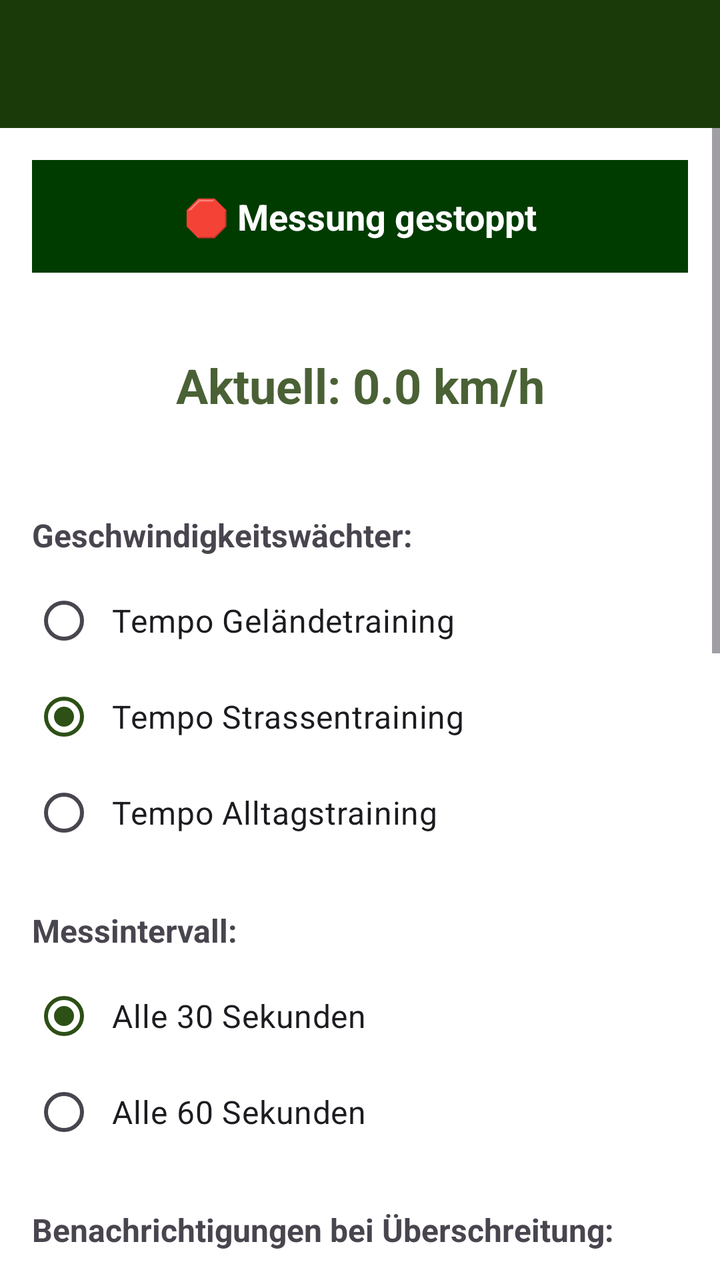
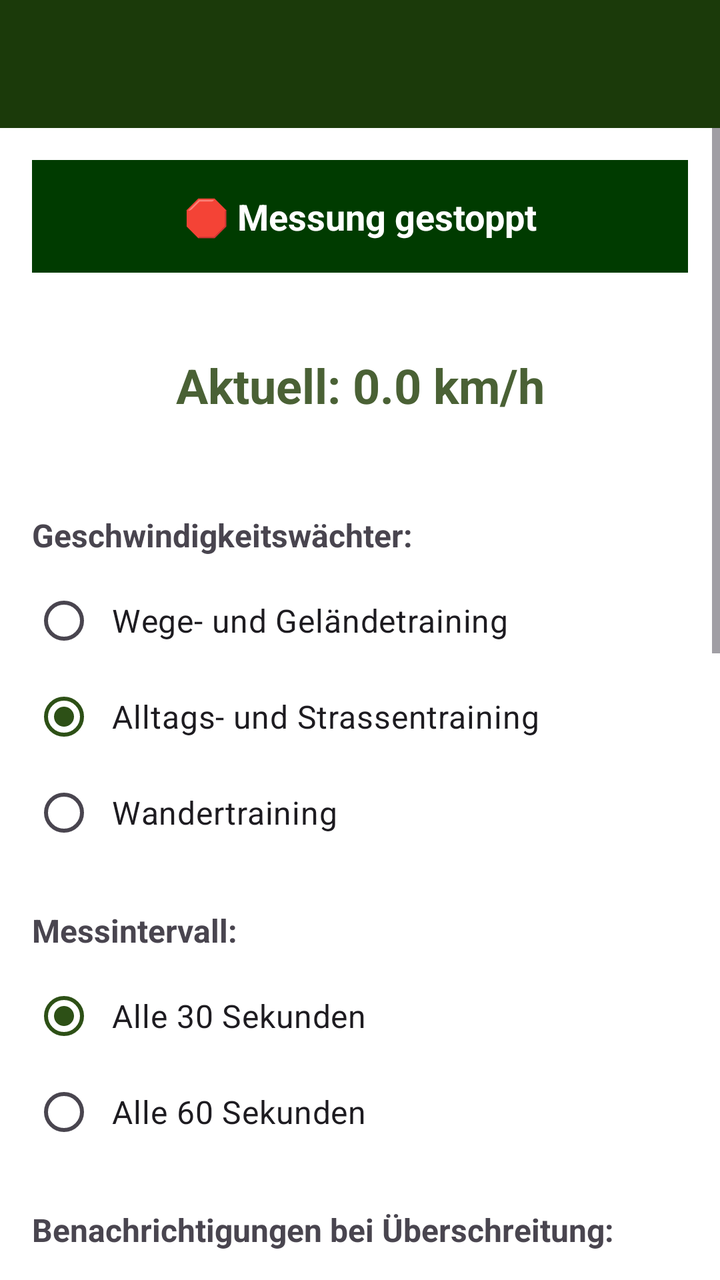

Compare the two renders of this Android layout. The source of the first and the diff that turns it into the second are given below.
<!-- AndroidManifest.xml: activity theme Theme.HundeWildnis -->
<!-- res/layout/activity_walking_speed.xml -->
<?xml version="1.0" encoding="utf-8"?>
<androidx.coordinatorlayout.widget.CoordinatorLayout
    xmlns:android="http://schemas.android.com/apk/res/android"
    xmlns:app="http://schemas.android.com/apk/res-auto"
    android:layout_width="match_parent"
    android:layout_height="match_parent">

    <com.google.android.material.appbar.AppBarLayout
        android:id="@+id/appbar"
        android:layout_width="match_parent"
        android:layout_height="wrap_content"
        android:fitsSystemWindows="true">

        <androidx.appcompat.widget.Toolbar
            android:id="@+id/toolbar"
            android:layout_width="match_parent"
            android:layout_height="?attr/actionBarSize"
            android:background="#1B3A0A"
            app:titleTextColor="#FFFFFF" />
    </com.google.android.material.appbar.AppBarLayout>

    <ScrollView
        android:layout_width="match_parent"
        android:layout_height="match_parent"
        app:layout_behavior="@string/appbar_scrolling_view_behavior">

        <LinearLayout
            android:layout_width="match_parent"
            android:layout_height="wrap_content"
            android:orientation="vertical"
            android:padding="16dp">

            
            <TextView
                android:id="@+id/tvStatus"
                android:layout_width="match_parent"
                android:layout_height="wrap_content"
                android:text="🛑 Messung gestoppt"
                android:textSize="18sp"
                android:textStyle="bold"
                android:textColor="#FFFFFF"
                android:textAlignment="center"
                android:padding="16dp"
                android:background="#003b00"
                android:layout_marginBottom="16dp" />

            
            <TextView
                android:id="@+id/tvCurrentSpeed"
                android:layout_width="match_parent"
                android:layout_height="wrap_content"
                android:text="Aktuell: 0.0 km/h"
                android:textSize="24sp"
                android:textStyle="bold"
                android:textAlignment="center"
                android:padding="24dp"
                android:textColor="@color/green_secondary"
                android:layout_marginBottom="24dp" />

            
            <TextView
                android:layout_width="match_parent"
                android:layout_height="wrap_content"
                android:text="Geschwindigkeitswächter:"
                android:textSize="16sp"
                android:textStyle="bold"
                android:layout_marginBottom="8dp" />

            <RadioGroup
                android:id="@+id/radioGroup"
                android:layout_width="match_parent"
                android:layout_height="wrap_content"
                android:layout_marginBottom="24dp">

                <RadioButton
                    android:id="@+id/radioSpeed25"
                    android:layout_width="match_parent"
                    android:layout_height="wrap_content"
                    android:text="Tempo Geländetraining"
                    android:textSize="16sp"
                    android:padding="8dp" />

                <RadioButton
                    android:id="@+id/radioSpeed30"
                    android:layout_width="match_parent"
                    android:layout_height="wrap_content"
                    android:text="Tempo Strassentraining"
                    android:textSize="16sp"
                    android:padding="8dp"
                    android:checked="true" />

                <RadioButton
                    android:id="@+id/radioSpeed40"
                    android:layout_width="match_parent"
                    android:layout_height="wrap_content"
                    android:text="Tempo Alltagstraining"
                    android:textSize="16sp"
                    android:padding="8dp" />
            </RadioGroup>

            
            <TextView
                android:layout_width="match_parent"
                android:layout_height="wrap_content"
                android:text="Messintervall:"
                android:textSize="16sp"
                android:textStyle="bold"
                android:layout_marginBottom="8dp" />

            <RadioGroup
                android:id="@+id/radioGroupInterval"
                android:layout_width="match_parent"
                android:layout_height="wrap_content"
                android:layout_marginBottom="24dp">

                <RadioButton
                    android:id="@+id/radioInterval30"
                    android:layout_width="match_parent"
                    android:layout_height="wrap_content"
                    android:text="Alle 30 Sekunden"
                    android:textSize="16sp"
                    android:padding="8dp"
                    android:checked="true" />

                <RadioButton
                    android:id="@+id/radioInterval60"
                    android:layout_width="match_parent"
                    android:layout_height="wrap_content"
                    android:text="Alle 60 Sekunden"
                    android:textSize="16sp"
                    android:padding="8dp" />
            </RadioGroup>

            
            <TextView
                android:layout_width="match_parent"
                android:layout_height="wrap_content"
                android:text="Benachrichtigungen bei Überschreitung:"
                android:textSize="16sp"
                android:textStyle="bold"
                android:layout_marginBottom="8dp" />

            <com.google.android.material.switchmaterial.SwitchMaterial
                android:id="@+id/switchVibration"
                android:layout_width="match_parent"
                android:layout_height="wrap_content"
                android:text="Vibration"
                android:textSize="16sp"
                android:padding="8dp"
                android:checked="true" />

            <com.google.android.material.switchmaterial.SwitchMaterial
                android:id="@+id/switchSound"
                android:layout_width="match_parent"
                android:layout_height="wrap_content"
                android:text="Ton"
                android:textSize="16sp"
                android:padding="8dp"
                android:checked="true"
                android:layout_marginBottom="24dp" />

            
            <com.google.android.material.button.MaterialButton
                android:id="@+id/btnStartStop"
                android:layout_width="match_parent"
                android:layout_height="60dp"
                android:text="🏁 Messung starten"
                android:textSize="18sp"
                android:textStyle="bold"
                app:cornerRadius="8dp"
                app:backgroundTint="#2d5016"
                android:textColor="#FFFFFF"
                android:layout_marginBottom="24dp" />

            
            <com.google.android.material.card.MaterialCardView
                android:layout_width="match_parent"
                android:layout_height="300dp"
                android:layout_marginBottom="16dp"
                app:cardCornerRadius="8dp"
                app:cardElevation="4dp">

                <LinearLayout
                    android:layout_width="match_parent"
                    android:layout_height="match_parent"
                    android:orientation="vertical"
                    android:padding="8dp">

                    <TextView
                        android:layout_width="match_parent"
                        android:layout_height="wrap_content"
                        android:text="📊 Geschwindigkeitsverlauf"
                        android:textSize="16sp"
                        android:textStyle="bold"
                        android:textColor="?android:attr/textColorPrimary"
                        android:layout_marginBottom="8dp" />

                    <com.github.mikephil.charting.charts.LineChart
                        android:id="@+id/speedChart"
                        android:layout_width="match_parent"
                        android:layout_height="match_parent" />

                </LinearLayout>
            </com.google.android.material.card.MaterialCardView>

            
            <com.google.android.material.card.MaterialCardView
                android:layout_width="match_parent"
                android:layout_height="wrap_content"
                android:layout_marginBottom="16dp"
                app:cardCornerRadius="8dp"
                app:cardElevation="4dp">

                <LinearLayout
                    android:layout_width="match_parent"
                    android:layout_height="wrap_content"
                    android:orientation="vertical"
                    android:padding="16dp">

                    <TextView
                        android:layout_width="match_parent"
                        android:layout_height="wrap_content"
                        android:text="📈 Statistiken"
                        android:textSize="16sp"
                        android:textStyle="bold"
                        android:textColor="?android:attr/textColorPrimary"
                        android:layout_marginBottom="8dp" />

                    <TextView
                        android:id="@+id/tvStats"
                        android:layout_width="match_parent"
                        android:layout_height="wrap_content"
                        android:text="Starte Tracking um Statistiken zu sehen"
                        android:textColor="?android:attr/textColorSecondary"
                        android:textSize="14sp" />

                </LinearLayout>
            </com.google.android.material.card.MaterialCardView>

            
            <com.google.android.material.button.MaterialButton
                android:id="@+id/btnExport"
                android:layout_width="match_parent"
                android:layout_height="60dp"
                android:text="📄 Als PDF exportieren"
                android:textSize="16sp"
                android:textStyle="bold"
                app:cornerRadius="8dp"
                app:backgroundTint="#4a6135"
                android:textColor="#FFFFFF"
                android:enabled="false" />

        </LinearLayout>
    </ScrollView>

</androidx.coordinatorlayout.widget.CoordinatorLayout>
<!-- resources referenced by this layout -->
<resources>
  <color name="green_secondary">#4a6135</color>
  <style name="Theme.HundeWildnis" parent="Base.Theme.HundeWildnis" />
  <style name="Base.Theme.HundeWildnis" parent="Theme.Material3.Light.NoActionBar">
          <item name="colorPrimary">#2d5016</item>
          <item name="colorPrimaryVariant">#1a3009</item>
          <item name="colorOnPrimary">#FFFFFF</item>
          <item name="colorSecondary">#6b8e4e</item>
          <item name="colorSecondaryVariant">#4a6135</item>
          <item name="colorOnSecondary">#000000</item>
          <item name="android:statusBarColor">?attr/colorPrimaryVariant</item>
  
          <item name="android:navigationBarColor">@android:color/transparent</item>
          <item name="android:windowLightStatusBar">true</item>
          <item name="android:windowLightNavigationBar">true</item>
          <item name="android:enforceNavigationBarContrast" tools:targetApi="q">false</item>
          <item name="android:enforceStatusBarContrast" tools:targetApi="q">false</item>
  
          
          <item name="colorAccent">#2d5016</item>
          <item name="android:textColorPrimary">#000000</item>
  
          
          <item name="materialAlertDialogTheme">@style/AlertDialogTheme</item>
  
          
          <item name="actionMenuTextColor">#FFFFFF</item>
  
          
          <item name="android:windowBackground">#FFFFFF</item>
          <item name="android:colorBackground">#FFFFFF</item>
      </style>
  <style name="AlertDialogTheme" parent="ThemeOverlay.Material3.MaterialAlertDialog">
          
          <item name="colorSurface">#FFFFFF</item>
  
          
          <item name="colorOnSurface">#000000</item>
          <item name="android:textColorPrimary">#000000</item>
  
          
          <item name="buttonBarPositiveButtonStyle">@style/DialogButtonStyle.Light</item>
          <item name="buttonBarNegativeButtonStyle">@style/DialogButtonStyle.Light</item>
          <item name="buttonBarNeutralButtonStyle">@style/DialogButtonStyle.Light</item>
      </style>
  <style name="DialogButtonStyle.Light" parent="Widget.Material3.Button.TextButton.Dialog">
          
          <item name="android:textColor">#2d5016</item>
  
          
          <item name="backgroundTint">@android:color/transparent</item>
  
          
          <item name="rippleColor">#332d5016</item>
      </style>
</resources>

<!-- the commit's change to res/layout/activity_walking_speed.xml (unified diff, before → after) -->
@@ -76,7 +76,7 @@
                     android:id="@+id/radioSpeed25"
                     android:layout_width="match_parent"
                     android:layout_height="wrap_content"
-                    android:text="Tempo Geländetraining"
+                    android:text="Wege- und Geländetraining"
                     android:textSize="16sp"
                     android:padding="8dp" />
 
@@ -84,7 +84,7 @@
                     android:id="@+id/radioSpeed30"
                     android:layout_width="match_parent"
                     android:layout_height="wrap_content"
-                    android:text="Tempo Strassentraining"
+                    android:text="Alltags- und Strassentraining"
                     android:textSize="16sp"
                     android:padding="8dp"
                     android:checked="true" />
@@ -93,7 +93,7 @@
                     android:id="@+id/radioSpeed40"
                     android:layout_width="match_parent"
                     android:layout_height="wrap_content"
-                    android:text="Tempo Alltagstraining"
+                    android:text="Wandertraining"
                     android:textSize="16sp"
                     android:padding="8dp" />
             </RadioGroup>
